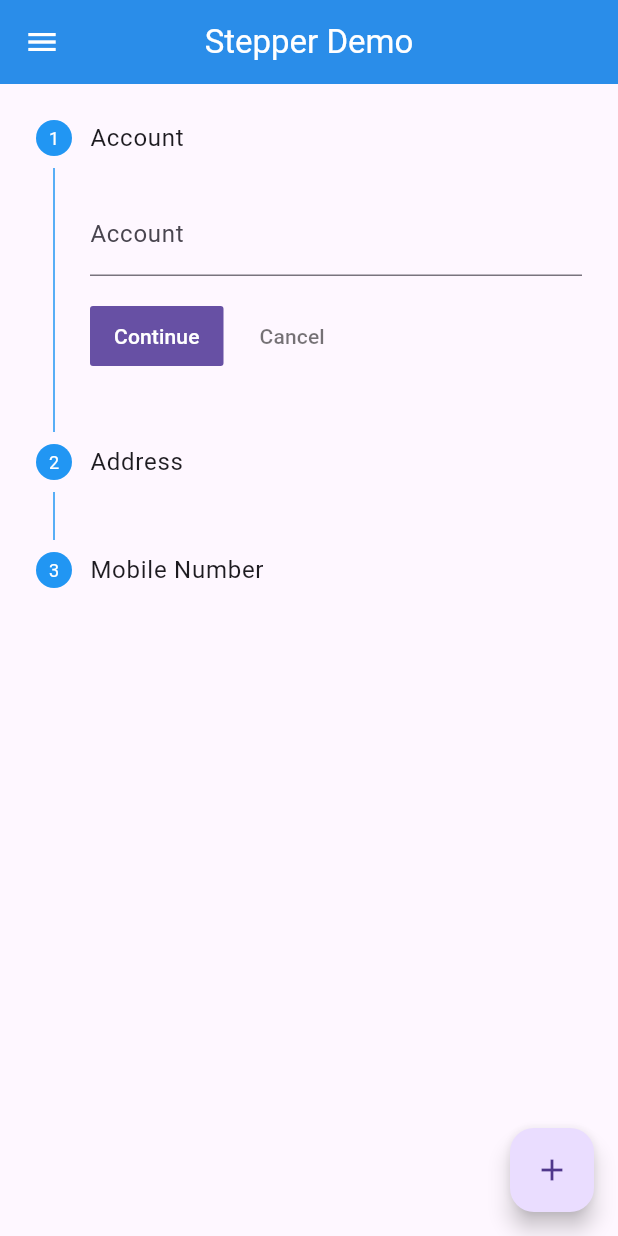
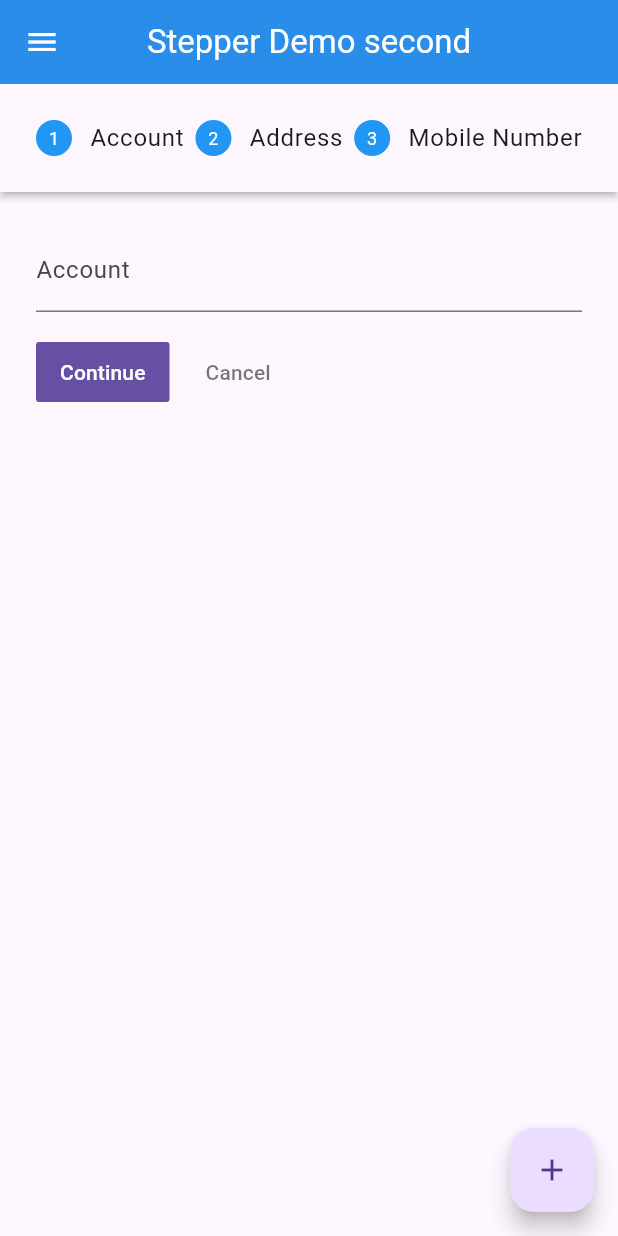
Before and after one commit to MauryaAayush/advflutterch_1, a Flutter app: the screen it shows after launch, on a phone screen of 412 x 824 dp. Run offline on Flutter 3.47's test engine with Material 3 defaults, Android fonts, the phone set to English and light mode, and no system bars.

Commit message:
Radhey Radhey

```diff
--- a/lib/main.dart
+++ b/lib/main.dart
@@ -1,4 +1,5 @@
 import 'package:advflutterch_1/screens/Stepper/Views/Stepper_1/Stepper_first.dart';
+import 'package:advflutterch_1/screens/Stepper/Views/Stepper_2/Stepper_second.dart';
 import 'package:advflutterch_1/screens/first_page/Views/Switch_theme_Screen/Switch_theme_screen.dart';
 import 'package:flutter/material.dart';
 
@@ -59,12 +60,12 @@ class MyApp extends StatelessWidget {
       color: Theme.of(context).primaryColor,
 
 
-      initialRoute: '/stepper_first',
+      initialRoute: '/stepper_second',
 
       routes: {
         '/' : (context) => const Switch_Theme(),
         '/stepper_first' : (context) => const Stepper_first(),
-        '/stepper_second' : (context) => const Switch_Theme(),
+        '/stepper_second' : (context) => const Stepper_second(),
 
       },
 
--- a/lib/screens/Stepper/Views/Stepper_1/Stepper_first.dart
+++ b/lib/screens/Stepper/Views/Stepper_1/Stepper_first.dart
@@ -21,7 +21,7 @@ class _Stepper_firstState extends State<Stepper_first> {
         appBar: AppBar(
           backgroundColor: Colors.blue,
           title: Text(
-            'Stepper Demo',
+            'Stepper Demo first',
             style: TextStyle(color: Colors.white),
           ),
           centerTitle: true,
--- a/lib/screens/Stepper/Views/Stepper_2/Stepper_second.dart
+++ b/lib/screens/Stepper/Views/Stepper_2/Stepper_second.dart
@@ -1,3 +1,4 @@
+import 'package:advflutterch_1/utils/global_variables.dart';
 import 'package:flutter/material.dart';
 
 class Stepper_second extends StatefulWidget {
@@ -10,6 +11,82 @@ class Stepper_second extends StatefulWidget {
 class _Stepper_secondState extends State<Stepper_second> {
   @override
   Widget build(BuildContext context) {
-    return Scaffold();
+    return Scaffold(
+        floatingActionButton: FloatingActionButton(
+          onPressed: () {
+
+          },
+          child: Icon(Icons.add),
+        ),
+        appBar: AppBar(
+          backgroundColor: Colors.blue,
+          title: Text(
+            'Stepper Demo second',
+            style: TextStyle(color: Colors.white),
+          ),
+          centerTitle: true,
+          leading: Icon(
+            Icons.menu,
+            color: Colors.white,
+          ),
+          elevation: 10,
+        ),
+        body: Stepper(
+          type: StepperType.horizontal,
+            connectorColor:
+            MaterialStateColor.resolveWith((states) => Colors.blue),
+            // onStepContinue: ,
+            currentStep: GlobalVariable.Stepperfirstindex,
+            onStepContinue: () {
+              setState(() {
+                GlobalVariable.Stepperfirstindex =
+                    (GlobalVariable.Stepperfirstindex + 1) % 3;
+              });
+            },
+            onStepCancel: () {
+              setState(() {
+                if (GlobalVariable.Stepperfirstindex > 0) {
+                  GlobalVariable.Stepperfirstindex--;
+                }
+              });
+            },
+            onStepTapped: (value) {
+              setState(() {
+                GlobalVariable.Stepperfirstindex = value;
+              });
+            },
+            steps: [
+              Step(title: Text('Account'), content: TextField(
+                decoration: InputDecoration(
+                    labelText: "Account",
+                    border: UnderlineInputBorder(
+                        borderSide: BorderSide(
+                            color: Theme.of(context).secondaryHeaderColor
+                        )
+                    )
+                ),
+              )),
+              Step(title: Text('Address'), content: TextField(
+                decoration: InputDecoration(
+                    labelText: "Address",
+                    border: UnderlineInputBorder(
+                        borderSide: BorderSide(
+                            color: Theme.of(context).secondaryHeaderColor
+                        )
+                    )
+                ),
+              )),
+              Step(title: Text('Mobile Number'), content: TextField(
+                decoration: InputDecoration(
+                    labelText: "Mobile Number",
+                    border: UnderlineInputBorder(
+                        borderSide: BorderSide(
+                            color: Theme.of(context).secondaryHeaderColor
+                        )
+                    )
+                ),
+              )),
+
+            ]));
   }
 }
```
